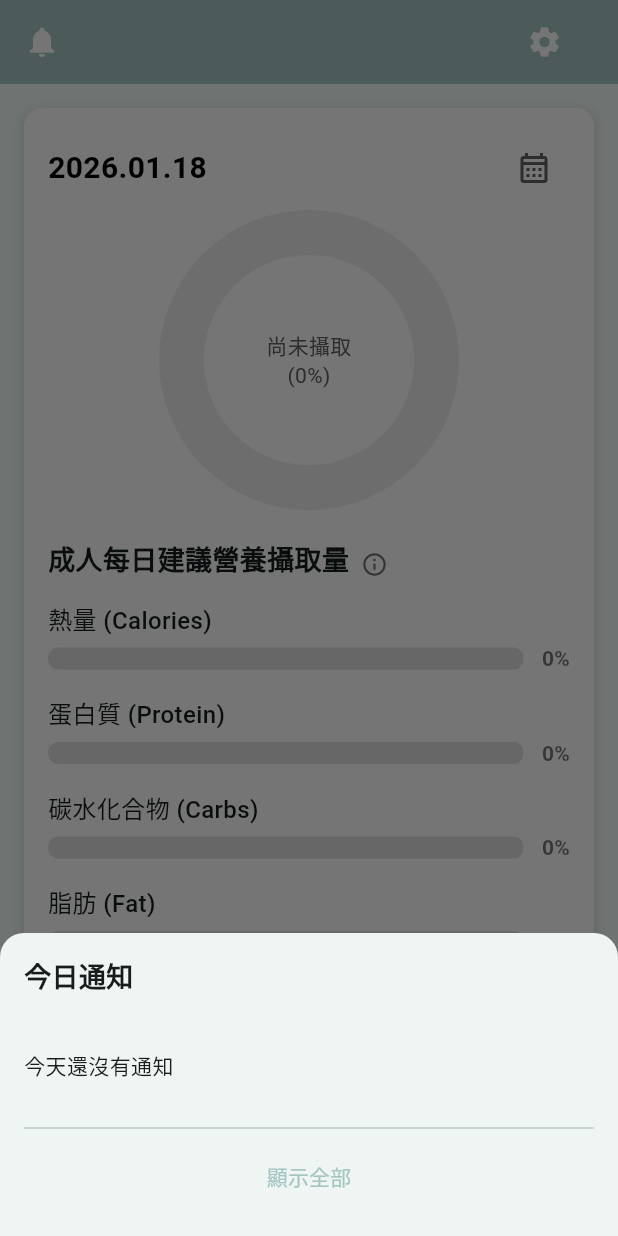
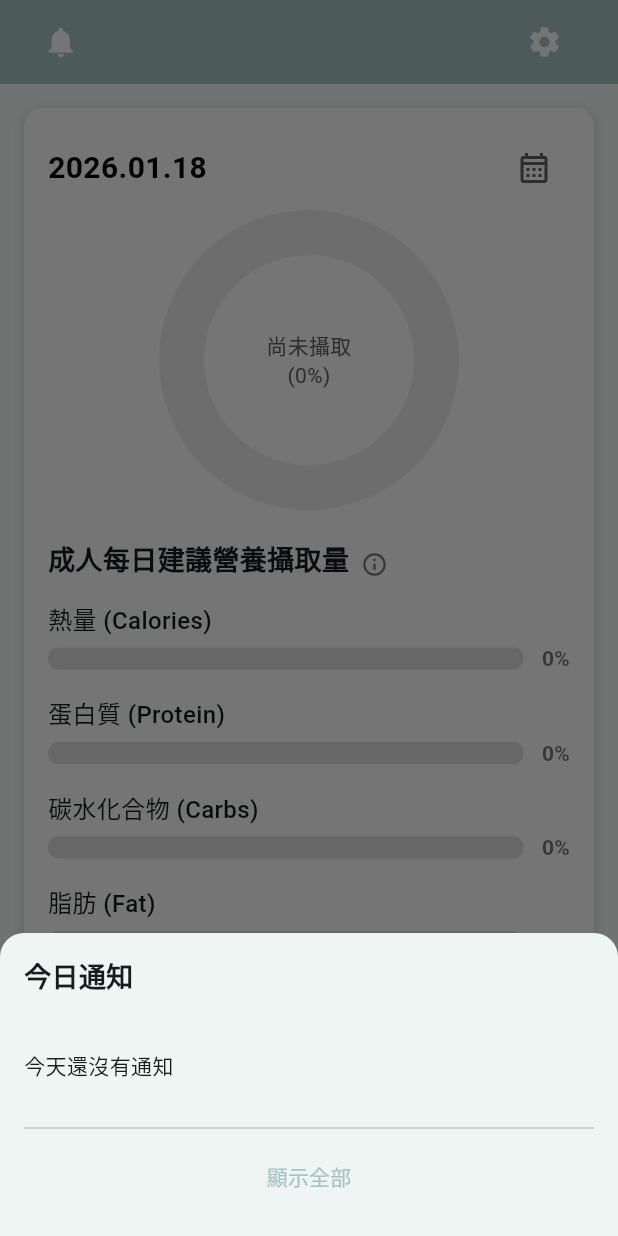
Before and after one commit to shaix0/aiNutrition, a Flutter app: the screen it shows once a user with an empty profile is signed in, after a tap on the "notifications" icon, on a phone screen of 412 x 824 dp. Run offline on Flutter 3.47's test engine with Material 3 defaults, Android fonts, the phone set to English and light mode, and no system bars; drawn by our look-alikes of fl_chart; our stand-ins replace cloud_firestore, csv, dotted_border, firebase_auth, firebase_core, firebase_messaging and 4 more; missing offline and left inert: googleapis; accounts and stored records are empty; network calls fail.

Commit message:
前景通知

```diff
--- a/lib/history_page.dart
+++ b/lib/history_page.dart
@@ -7,7 +7,7 @@ import 'package:firebase_auth/firebase_auth.dart';
 import 'dart:convert'; // base64Decode
 import 'dart:typed_data'; // Uint8List
 import 'package:firebase_messaging/firebase_messaging.dart';
-import 'notification_handler.dart';
+import 'notifications/notification_handler.dart';
 import 'notifications/notification_ui.dart';
 import 'package:flutter/foundation.dart'; // kIsWeb
 
@@ -246,7 +246,7 @@ class _NutritionHomePageState extends State<NutritionHomePage> {
     super.initState();
     _selectedDate = DateTime.now();
     _initFCM();
-    NotificationHandler.init(context);
+    NotificationHandler.init();
 
     FirebaseAuth.instance.authStateChanges().listen((User? user) {
       if (user == null) {
@@ -458,6 +458,7 @@ class _NutritionHomePageState extends State<NutritionHomePage> {
         backgroundColor: const Color(0xFFA5C5C2),
         elevation: 0,
         leading: IconButton(
+          padding: const EdgeInsets.only(left: 25.0),
           icon: const Icon(Icons.notifications),
           onPressed: () {
             NotificationUI.showTodayNotifications(context);
--- a/lib/main.dart
+++ b/lib/main.dart
@@ -5,12 +5,26 @@ import 'firebase_options.dart';
 import 'package:flutter_dotenv/flutter_dotenv.dart';
 import 'package:firebase_auth/firebase_auth.dart';
 import 'app_theme.dart';
+import 'package:firebase_messaging/firebase_messaging.dart';
 
 // 全局變數，用於儲存當前登入的使用者資訊
 User? currentUser;
 
 // 負責初始化 Firebase Auth，並確保使用固定的匿名 UID
 Future<void> _initializeAuth() async {
+  try {
+    final credential = await FirebaseAuth.instance.signInWithEmailAndPassword(
+      email: 'user1@test.com',
+      password: 'testuser1'
+    );
+  } on FirebaseAuthException catch (e) {
+    if (e.code == 'user-not-found') {
+      print('No user found for that email.');
+    } else if (e.code == 'wrong-password') {
+      print('Wrong password provided for that user.');
+    }
+  }
+
   // 1. 檢查是否有現有的使用者登入狀態
   currentUser = FirebaseAuth.instance.currentUser;
 
@@ -28,6 +42,12 @@ Future<void> _initializeAuth() async {
     // 3. 如果有現有使用者，直接使用，確保每次測試 UID 都是固定的
     print('=== 找到現有使用者，使用舊 UID: ${currentUser!.uid} ===');
   }
+}
+
+// 背景訊息處理
+Future<void> _backgroundMessageHandler(RemoteMessage message) async {
+  await Firebase.initializeApp();
+  debugPrint("背景收到訊息: ${message.data}");
 }
 
 Future<void> main() async {
@@ -50,7 +70,8 @@ Future<void> main() async {
 
   // 4. 初始化身份驗證 (確保在 App 運行前登入完成)
   await _initializeAuth();
-
+  // 註冊背景訊息 handler
+  FirebaseMessaging.onBackgroundMessage(_backgroundMessageHandler);
   //await FirebaseAuth.instance.useAuthEmulator('localhost', 9099);
   //final userCredential = await FirebaseAuth.instance.signInAnonymously();
   //print('匿名使用者登入成功，UID: ${userCredential.user?.uid}');
--- a/lib/notification_handler.dart
+++ /dev/null
@@ -1,87 +0,0 @@
-import 'package:firebase_messaging/firebase_messaging.dart';
-import 'package:flutter/material.dart';
-
-class AppNotification {
-  final String id;
-  final String title;
-  final String body;
-  final Map<String, dynamic> data;
-  final int timestamp;
-  bool isRead;
-
-  AppNotification({
-    required this.id,
-    required this.title,
-    required this.body,
-    required this.data,
-    required this.timestamp,
-    this.isRead = false,
-  });
-
-  Map<String, dynamic> toMap() => {
-        'id': id,
-        'title': title,
-        'body': body,
-        'data': data,
-        'timestamp': timestamp,
-        'isRead': isRead,
-      };
-
-  factory AppNotification.fromMap(Map map) => AppNotification(
-        id: map['id'],
-        title: map['title'],
-        body: map['body'],
-        data: Map<String, dynamic>.from(map['data']),
-        timestamp: map['timestamp'],
-        isRead: map['isRead'] ?? false,
-      );
-}
-
-class NotificationHandler {
-  static void init(BuildContext context) {
-    FirebaseMessaging.onMessage.listen((RemoteMessage message) {
-      _handleMessage(context, message);
-    });
-  }
-
-  static void _handleMessage(
-    BuildContext context,
-    RemoteMessage message,
-  ) {
-    final title = message.notification?.title ?? '通知';
-    final body = message.notification?.body ?? '';
-    final data = message.data;
-
-    // 🔔 前景：顯示站內提示
-    showDialog(
-      context: context,
-      builder: (_) => AlertDialog(
-        title: Text(title),
-        content: Text(body),
-        actions: [
-          TextButton(
-            onPressed: () {
-              Navigator.pop(context);
-              _handleAction(context, data);
-            },
-            child: const Text('查看'),
-          ),
-        ],
-      ),
-    );
-  }
-
-  static void _handleAction(
-    BuildContext context,
-    Map<String, dynamic> data,
-  ) {
-    switch (data['type']) {
-      case 'chat':
-        debugPrint('跳轉聊天室 ${data['targetId']}');
-        break;
-      case 'order':
-        debugPrint('跳轉訂單 ${data['targetId']}');
-        break;
-    }
-  }
-}
--- /dev/null
+++ b/lib/notifications/notification_handler.dart
@@ -0,0 +1,61 @@
+// lib/notifications/notification_handler.dart
+
+import 'package:firebase_messaging/firebase_messaging.dart';
+import 'package:flutter_local_notifications/flutter_local_notifications.dart';
+
+class NotificationHandler {
+  static final _localNotifications = FlutterLocalNotificationsPlugin();
+
+  /// 初始化（App 啟動時呼叫）
+  static Future<void> init() async {
+    await _initLocalNotification();
+    _initFCMListener();
+  }
+
+  /// 本地通知初始化（前台顯示用）
+  static Future<void> _initLocalNotification() async {
+    const android = AndroidInitializationSettings('@mipmap/ic_launcher');
+    const ios = DarwinInitializationSettings();
+
+    const settings = InitializationSettings(
+      android: android,
+      iOS: ios,
+    );
+
+    await _localNotifications.initialize(settings);
+  }
+
+  /// FCM 前 / 後台監聽
+  static void _initFCMListener() {
+    /// 🔔 前台 → 手動顯示系統通知
+    FirebaseMessaging.onMessage.listen((RemoteMessage message) {
+      final notification = message.notification;
+      if (notification == null) return;
+
+      _localNotifications.show(
+        notification.hashCode,
+        notification.title,
+        notification.body,
+        const NotificationDetails(
+          android: AndroidNotificationDetails(
+            'default_channel',
+            'Notifications',
+            importance: Importance.max,
+            priority: Priority.high,
+          ),
+          iOS: DarwinNotificationDetails(),
+        ),
+      );
+    });
+
+    /// 點擊系統通知打開 App
+    FirebaseMessaging.onMessageOpenedApp.listen((message) {
+      // 不強制導頁，讓使用者自己點鈴鐺
+    });
+  }
+
+  /// 取得 FCM Token
+  static Future<String?> getFcmToken() async {
+    return await FirebaseMessaging.instance.getToken();
+  }
+}
--- a/lib/notifications/notification_ui.dart
+++ b/lib/notifications/notification_ui.dart
@@ -35,7 +35,7 @@ class _TodayNotificationSheet extends StatelessWidget {
             ),
             const SizedBox(height: 12),
 
-            // 今日通知（最多顯示 3 則）
+            // 今日通知 ( 最新5筆 )
             StreamBuilder<List<AppNotification>>(
               stream: NotificationRepository.todayNotificationsStream(),
               builder: (context, snapshot) {
@@ -56,7 +56,7 @@ class _TodayNotificationSheet extends StatelessWidget {
                 }
 
                 return Column(
-                  children: list.take(3).map((n) {
+                  children: list.take(5).map((n) {
                     return ListTile(
                       leading: const Icon(Icons.notifications_none),
                       title: Text(n.title),
--- a/pubspec.yaml
+++ b/pubspec.yaml
@@ -30,6 +30,7 @@ dependencies:
   js: ^0.6.6
   csv: ^6.0.0
   firebase_messaging: ^16.1.0
+  flutter_local_notifications: ^19.5.0
 
 dev_dependencies:
   flutter_test:
```
Also changed, not shown: 1 other file.
